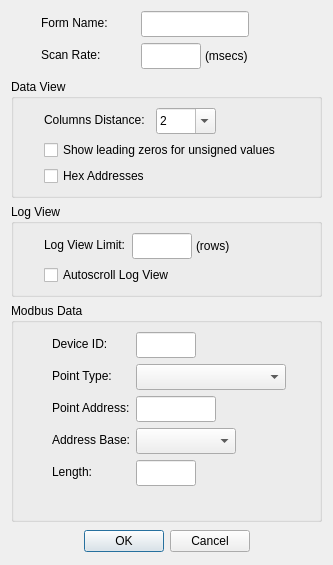
Old version of the form src/dialogs/dialogdisplaydefinition.ui in the repository sanny32/OpenModScan.
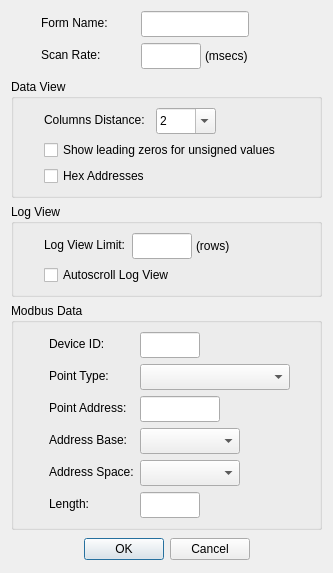
New version of the form. Custom widgets are drawn as their Qt base class.

Commit message: feat: Added Address Space functionality to Modbus dialogs (#78)

Patch:
```diff
--- a/src/dialogs/dialogdisplaydefinition.ui
+++ b/src/dialogs/dialogdisplaydefinition.ui
@@ -416,13 +416,36 @@
        </widget>
       </item>
       <item row="4" column="0">
+       <widget class="QLabel" name="labelAddressSpace">
+        <property name="text">
+         <string>Address Space:</string>
+        </property>
+       </widget>
+      </item>
+      <item row="4" column="1">
+       <widget class="AddressSpaceComboBox" name="comboBoxAddressSpace">
+        <property name="sizePolicy">
+         <sizepolicy hsizetype="Fixed" vsizetype="Fixed">
+          <horstretch>0</horstretch>
+          <verstretch>0</verstretch>
+         </sizepolicy>
+        </property>
+        <property name="minimumSize">
+         <size>
+          <width>100</width>
+          <height>26</height>
+         </size>
+        </property>
+       </widget>
+      </item>
+      <item row="5" column="0">
        <widget class="QLabel" name="labelLength">
         <property name="text">
          <string>Length:</string>
         </property>
        </widget>
       </item>
-      <item row="4" column="1">
+      <item row="5" column="1">
        <widget class="NumericLineEdit" name="lineEditLength">
         <property name="sizePolicy">
          <sizepolicy hsizetype="Fixed" vsizetype="Fixed">
@@ -491,6 +514,11 @@
    <extends>QComboBox</extends>
    <header>addressbasecombobox.h</header>
   </customwidget>
+  <customwidget>
+   <class>AddressSpaceComboBox</class>
+   <extends>QComboBox</extends>
+   <header>addressspacecombobox.h</header>
+  </customwidget>
  </customwidgets>
  <tabstops>
   <tabstop>lineEditScanRate</tabstop>
```
Left out of the diff: 1 changed line with no effect on the pictures. The commit also changes 22 other files.
